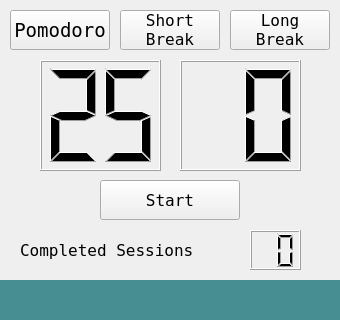
The window that mainwindow.ui (ahmetsagdic/Qt-Pomodoro-Timer) describes before a commit, drawn with Qt 5.
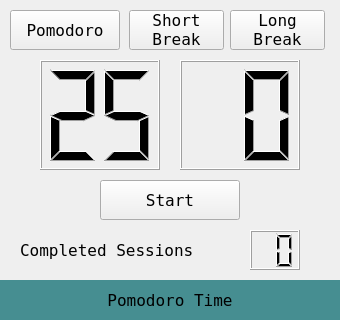
The same window after the commit.

The edit to the form file:
```diff
--- a/mainwindow.ui
+++ b/mainwindow.ui
@@ -28,14 +28,14 @@
      <rect>
       <x>10</x>
       <y>10</y>
-      <width>100</width>
+      <width>110</width>
       <height>40</height>
      </rect>
     </property>
     <property name="font">
      <font>
       <family>Terminal</family>
-      <pointsize>14</pointsize>
+      <pointsize>12</pointsize>
       <weight>50</weight>
       <bold>false</bold>
      </font>
@@ -47,9 +47,9 @@
    <widget class="QPushButton" name="bShortBreak">
     <property name="geometry">
      <rect>
-      <x>120</x>
+      <x>129</x>
       <y>10</y>
-      <width>100</width>
+      <width>95</width>
       <height>40</height>
      </rect>
     </property>
@@ -69,7 +69,7 @@
      <rect>
       <x>230</x>
       <y>10</y>
-      <width>100</width>
+      <width>95</width>
       <height>40</height>
      </rect>
     </property>
@@ -89,8 +89,8 @@
      <rect>
       <x>40</x>
       <y>60</y>
-      <width>121</width>
-      <height>111</height>
+      <width>120</width>
+      <height>110</height>
      </rect>
     </property>
     <property name="font">
@@ -111,8 +111,8 @@
      <rect>
       <x>180</x>
       <y>60</y>
-      <width>121</width>
-      <height>111</height>
+      <width>120</width>
+      <height>110</height>
      </rect>
     </property>
     <property name="font">
@@ -152,7 +152,7 @@
      <rect>
       <x>250</x>
       <y>230</y>
-      <width>51</width>
+      <width>50</width>
       <height>40</height>
      </rect>
     </property>
@@ -196,11 +196,20 @@
       <height>40</height>
      </rect>
     </property>
+    <property name="font">
+     <font>
+      <family>Terminal</family>
+      <pointsize>12</pointsize>
+     </font>
+    </property>
     <property name="styleSheet">
      <string notr="true">QLabel { background-color : rgba(70,142,145,255);}</string>
     </property>
     <property name="text">
-     <string/>
+     <string>Pomodoro Time</string>
+    </property>
+    <property name="alignment">
+     <set>Qt::AlignCenter</set>
     </property>
    </widget>
   </widget>
```
